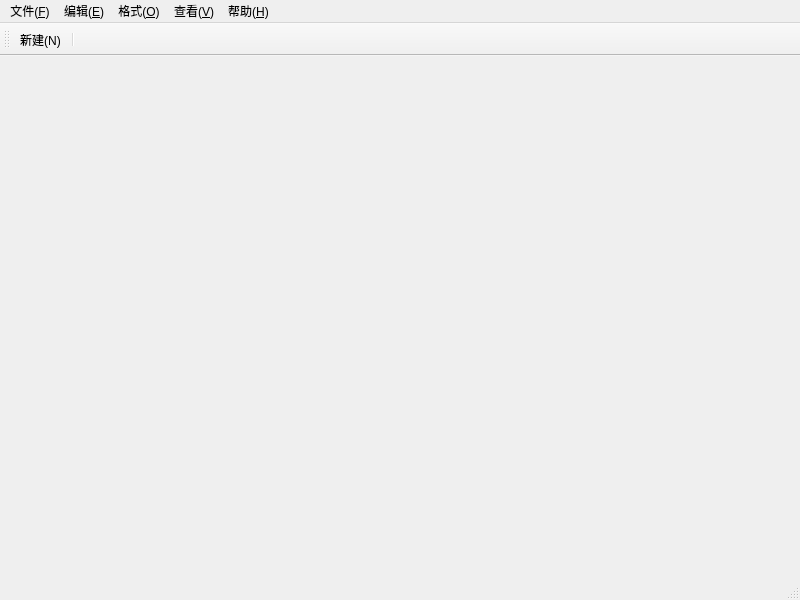
First picture: the form in lab2/mainwindow.ui, repository suyisora/QtCourse, before the edit.
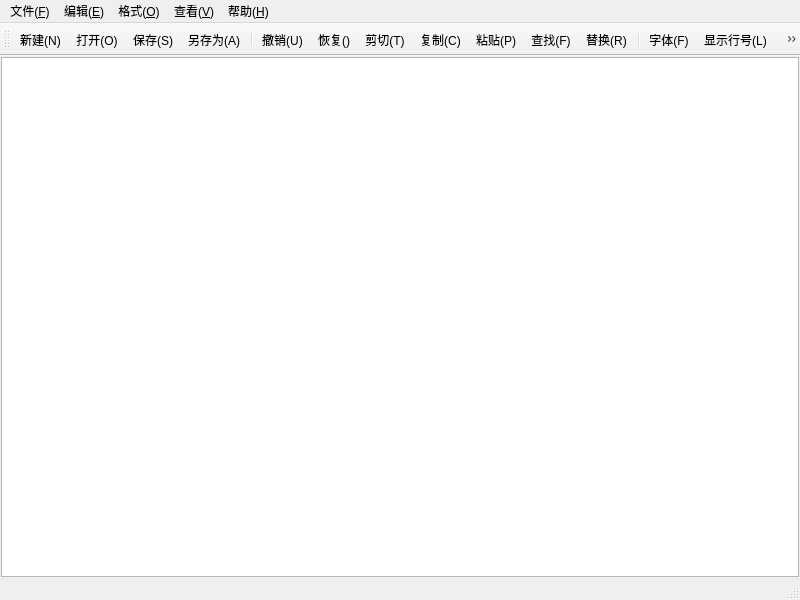
Second picture: the form after the edit. Icons and pictures are not drawn.

Diff of the .ui file:
```diff
--- a/lab2/mainwindow.ui
+++ b/lab2/mainwindow.ui
@@ -13,7 +13,28 @@
   <property name="windowTitle">
    <string>MainWindow</string>
   </property>
-  <widget class="QWidget" name="centralwidget"/>
+  <widget class="QWidget" name="centralwidget">
+   <layout class="QVBoxLayout" name="verticalLayout">
+    <property name="spacing">
+     <number>0</number>
+    </property>
+    <property name="leftMargin">
+     <number>1</number>
+    </property>
+    <property name="topMargin">
+     <number>1</number>
+    </property>
+    <property name="rightMargin">
+     <number>1</number>
+    </property>
+    <property name="bottomMargin">
+     <number>1</number>
+    </property>
+    <item>
+     <widget class="QPlainTextEdit" name="TextEdit"/>
+    </item>
+   </layout>
+  </widget>
   <widget class="QMenuBar" name="menubar">
    <property name="geometry">
     <rect>
@@ -68,7 +89,23 @@
     <bool>false</bool>
    </attribute>
    <addaction name="actionNew"/>
+   <addaction name="actionOpen"/>
+   <addaction name="actionSave"/>
+   <addaction name="actionSaveAs"/>
    <addaction name="separator"/>
+   <addaction name="actionUndo"/>
+   <addaction name="actionRedo"/>
+   <addaction name="actionCut"/>
+   <addaction name="actionCopy"/>
+   <addaction name="actionPaste"/>
+   <addaction name="actionFind"/>
+   <addaction name="actionReplace"/>
+   <addaction name="separator"/>
+   <addaction name="actionFont"/>
+   <addaction name="actionLineNumber"/>
+   <addaction name="actionFontColor"/>
+   <addaction name="actionEditorColor"/>
+   <addaction name="actionBackgroundColor"/>
   </widget>
   <action name="actionNew">
    <property name="icon">
```
Left out of the diff: 23 changed lines with no effect on the pictures.
